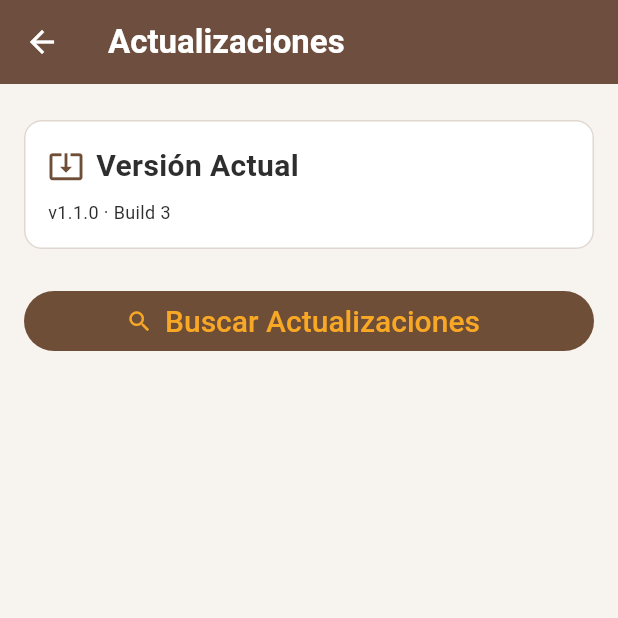
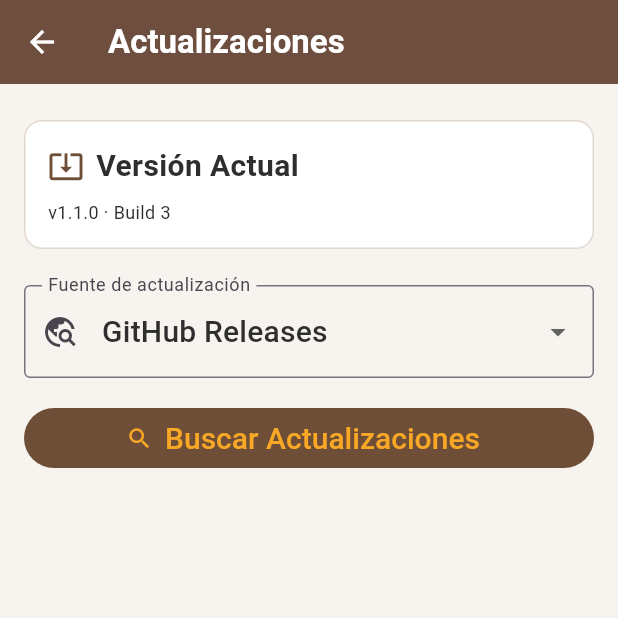
Before and after one commit to jonattancarmona92/compra-app, a Flutter app: the ActualizacionesScreen screen opened directly with empty values, on a phone screen of 412 x 824 dp, the top half of it. Run offline on Flutter 3.47's test engine with Material 3 defaults, Android fonts, the phone set to English and light mode, and no system bars; our stand-ins replace drift, firebase_core, firebase_remote_config, flutter_riverpod, flutter_secure_storage, package_info_plus and 5 more; missing offline and left inert: ntp, ota_update; accounts and stored records are empty; generated files the repository leaves out were written again; network calls fail.

Commit message:
feat: actualización por GitHub Releases con comparación semántica y selector de fuente

```diff
--- a/lib/features/configuraciones/actualizaciones_screen.dart
+++ b/lib/features/configuraciones/actualizaciones_screen.dart
@@ -20,6 +20,16 @@ import '../caja/caja_provider.dart';
 import 'licencia_provider.dart';
 import 'update_service.dart';
 
+enum _FuenteActualizacion {
+  github('GitHub Releases', Icons.cloud_download_outlined),
+  firebase('Firebase / Remote Config', Icons.cloud_outlined);
+
+  const _FuenteActualizacion(this.nombre, this.icono);
+
+  final String nombre;
+  final IconData icono;
+}
+
 class ActualizacionesScreen extends ConsumerStatefulWidget {
   const ActualizacionesScreen({super.key, required this.onBack});
 
@@ -34,7 +44,9 @@ class _ActualizacionesScreenState extends ConsumerState<ActualizacionesScreen> {
   final UpdateService _servicio = UpdateService();
   final _idController = TextEditingController();
 
+  _FuenteActualizacion _fuente = _FuenteActualizacion.github;
   String _versionInstalada = '';
+  String _versionInstaladaNombre = '';
   int _codigoInstalado = 1;
   InfoActualizacion? _disponible;
   bool _buscando = false;
@@ -61,10 +73,12 @@ class _ActualizacionesScreenState extends ConsumerState<ActualizacionesScreen> {
     try {
       final codigo = await _servicio.codigoVersionInstalado();
       final etiqueta = await _servicio.etiquetaVersionInstalada();
+      final nombre = await _servicio.versionInstaladaNombre();
       if (!mounted) return;
       setState(() {
         _codigoInstalado = codigo;
         _versionInstalada = etiqueta;
+        _versionInstaladaNombre = nombre;
       });
     } catch (_) {
       if (!mounted) return;
@@ -84,13 +98,15 @@ class _ActualizacionesScreenState extends ConsumerState<ActualizacionesScreen> {
       _disponible = null;
     });
     try {
-      final info = await _servicio.obtenerDisponible();
+      final info = _fuente == _FuenteActualizacion.github
+          ? await _servicio.obtenerDisponibleGitHub()
+          : await _servicio.obtenerDisponible();
       if (!mounted) return;
       setState(() {
         _disponible = info;
         _buscando = false;
       });
-      if (!info.hayNueva(_codigoInstalado)) {
+      if (!_hayNueva(info)) {
         Notificaciones.exito(context, 'Ya tiene la última versión');
       }
     } on UpdateException catch (e) {
@@ -107,6 +123,10 @@ class _ActualizacionesScreenState extends ConsumerState<ActualizacionesScreen> {
       });
     }
   }
+
+  bool _hayNueva(InfoActualizacion info) =>
+      info.hayNueva(_codigoInstalado) ||
+      info.hayNuevaVersion(_versionInstaladaNombre);
 
   // =========================================================================
   // FLUJO DE ACTUALIZACIÓN
@@ -366,6 +386,8 @@ class _ActualizacionesScreenState extends ConsumerState<ActualizacionesScreen> {
         children: [
           _buildTarjetaVersion(),
           const SizedBox(height: AppEspaciado.m),
+          _buildSelectorFuente(),
+          const SizedBox(height: AppEspaciado.m),
           _buildBotonBuscar(),
           if (_buscando) ...[
             const SizedBox(height: AppEspaciado.m),
@@ -451,6 +473,33 @@ class _ActualizacionesScreenState extends ConsumerState<ActualizacionesScreen> {
     );
   }
 
+  Widget _buildSelectorFuente() {
+    return DropdownButtonFormField<_FuenteActualizacion>(
+      initialValue: _fuente,
+      decoration: const InputDecoration(
+        labelText: 'Fuente de actualización',
+        prefixIcon: Icon(Icons.travel_explore),
+        border: OutlineInputBorder(),
+      ),
+      items: _FuenteActualizacion.values
+          .map(
+            (f) => DropdownMenuItem(
+              value: f,
+              child: Text(f.nombre),
+            ),
+          )
+          .toList(),
+      onChanged: (v) {
+        if (v == null || _descargando) return;
+        setState(() {
+          _fuente = v;
+          _disponible = null;
+          _errorBusqueda = null;
+        });
+      },
+    );
+  }
+
   Widget _buildBotonBuscar() {
     return SizedBox(
       width: double.infinity,
@@ -466,7 +515,7 @@ class _ActualizacionesScreenState extends ConsumerState<ActualizacionesScreen> {
     InfoActualizacion info,
     CajaEstado estadoCaja,
   ) {
-    final hayNueva = info.hayNueva(_codigoInstalado);
+    final hayNueva = _hayNueva(info);
     final etiquetaVersion =
         info.versionNombre.trim().isEmpty ? 'v${info.versionCodigo}' : info.versionNombre.trim();
 
```
Also changed, not shown: lib/features/configuraciones/update_service.dart (+82 -0 lines).
